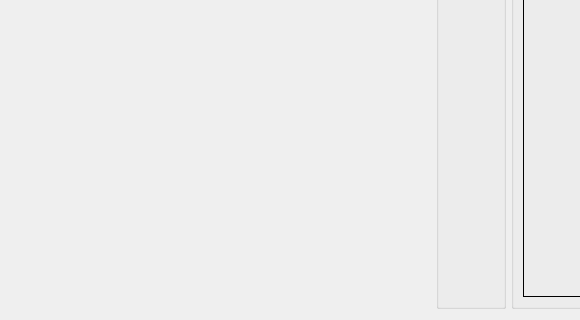
First picture: the form in RecipeWidget.ui, repository Indidev/headcooker, before the edit; both pictures show x 0 to 580 and y 398 to 718 of the 1055 by 718 pixel window.
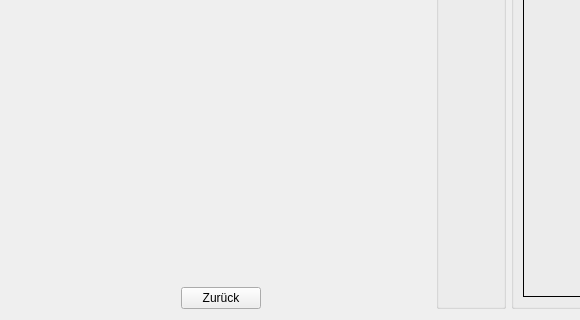
Second picture: the form after the edit.

Commit message: added recipe chooser (may change this in the future)

```diff
--- a/RecipeWidget.ui
+++ b/RecipeWidget.ui
@@ -102,6 +102,32 @@
          </property>
         </spacer>
        </item>
+       <item>
+        <layout class="QHBoxLayout" name="horizontalLayout">
+         <property name="topMargin">
+          <number>0</number>
+         </property>
+         <item>
+          <widget class="QPushButton" name="backButton">
+           <property name="sizePolicy">
+            <sizepolicy hsizetype="Maximum" vsizetype="Fixed">
+             <horstretch>0</horstretch>
+             <verstretch>0</verstretch>
+            </sizepolicy>
+           </property>
+           <property name="text">
+            <string>Zurück</string>
+           </property>
+           <property name="default">
+            <bool>false</bool>
+           </property>
+           <property name="flat">
+            <bool>false</bool>
+           </property>
+          </widget>
+         </item>
+        </layout>
+       </item>
       </layout>
      </item>
      <item>
```
The commit also changes 12 other files.
